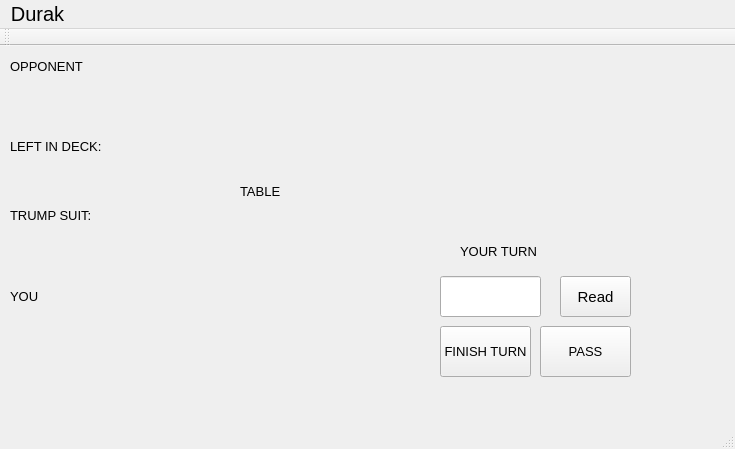
NickinAction/Durak, file mainwindow.ui: the form before one commit.
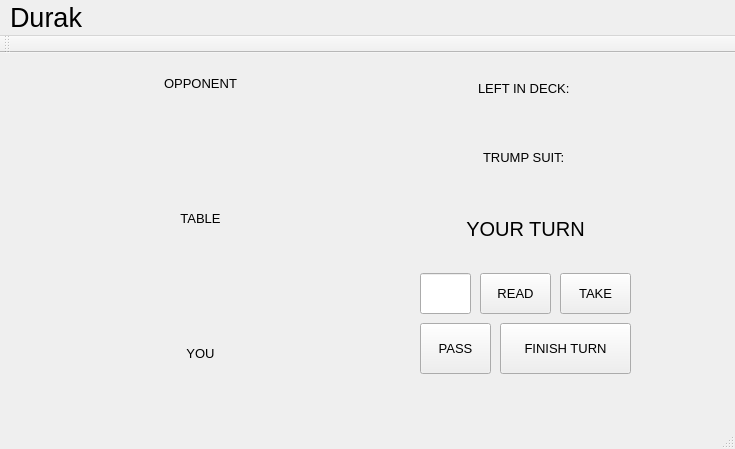
The form after the commit.

Diff of the .ui file:
```diff
--- a/mainwindow.ui
+++ b/mainwindow.ui
@@ -12,7 +12,7 @@
   </property>
   <property name="font">
    <font>
-    <pointsize>15</pointsize>
+    <pointsize>20</pointsize>
    </font>
   </property>
   <property name="windowTitle">
@@ -23,8 +23,8 @@
     <property name="geometry">
      <rect>
       <x>10</x>
-      <y>230</y>
-      <width>421</width>
+      <y>280</y>
+      <width>381</width>
       <height>41</height>
      </rect>
     </property>
@@ -36,13 +36,16 @@
     <property name="text">
      <string>YOU</string>
     </property>
+    <property name="alignment">
+     <set>Qt::AlignCenter</set>
+    </property>
    </widget>
    <widget class="QLabel" name="OPPONENT">
     <property name="geometry">
      <rect>
       <x>10</x>
-      <y>0</y>
-      <width>531</width>
+      <y>10</y>
+      <width>381</width>
       <height>41</height>
      </rect>
     </property>
@@ -57,14 +60,17 @@
     <property name="text">
      <string>OPPONENT</string>
     </property>
+    <property name="alignment">
+     <set>Qt::AlignCenter</set>
+    </property>
    </widget>
    <widget class="QLabel" name="DECK">
     <property name="geometry">
      <rect>
-      <x>10</x>
-      <y>50</y>
-      <width>191</width>
-      <height>171</height>
+      <x>420</x>
+      <y>10</y>
+      <width>211</width>
+      <height>121</height>
      </rect>
     </property>
     <property name="font">
@@ -75,19 +81,22 @@
     <property name="text">
      <string>&lt;html&gt;&lt;head/&gt;&lt;body&gt;&lt;p&gt;LEFT IN DECK: &lt;/p&gt;&lt;p&gt;&lt;br/&gt;&lt;/p&gt;&lt;p&gt;TRUMP SUIT: &lt;/p&gt;&lt;/body&gt;&lt;/html&gt;</string>
     </property>
+    <property name="alignment">
+     <set>Qt::AlignCenter</set>
+    </property>
    </widget>
    <widget class="QLabel" name="playerTurnIndicator">
     <property name="geometry">
      <rect>
-      <x>460</x>
-      <y>170</y>
-      <width>181</width>
+      <x>420</x>
+      <y>140</y>
+      <width>211</width>
       <height>71</height>
      </rect>
     </property>
     <property name="font">
      <font>
-      <pointsize>10</pointsize>
+      <pointsize>15</pointsize>
       <weight>50</weight>
       <italic>false</italic>
       <bold>false</bold>
@@ -100,42 +109,50 @@
     <property name="text">
      <string>YOUR TURN</string>
     </property>
+    <property name="alignment">
+     <set>Qt::AlignCenter</set>
+    </property>
    </widget>
    <widget class="QLineEdit" name="cardInput">
     <property name="geometry">
      <rect>
-      <x>440</x>
-      <y>230</y>
-      <width>101</width>
+      <x>420</x>
+      <y>220</y>
+      <width>51</width>
       <height>41</height>
      </rect>
     </property>
+    <property name="font">
+     <font>
+      <pointsize>13</pointsize>
+     </font>
+    </property>
    </widget>
    <widget class="QPushButton" name="readInput">
     <property name="geometry">
      <rect>
-      <x>560</x>
-      <y>230</y>
+      <x>480</x>
+      <y>220</y>
       <width>71</width>
       <height>41</height>
      </rect>
     </property>
     <property name="font">
      <font>
-      <pointsize>11</pointsize>
+      <pointsize>10</pointsize>
      </font>
     </property>
     <property name="text">
-     <string>Read</string>
+     <string>READ</string>
     </property>
    </widget>
    <widget class="QLabel" name="TABLE">
     <property name="geometry">
      <rect>
-      <x>240</x>
-      <y>120</y>
-      <width>401</width>
-      <height>51</height>
+      <x>10</x>
+      <y>70</y>
+      <width>381</width>
+      <height>191</height>
      </rect>
     </property>
     <property name="font">
@@ -146,13 +163,16 @@
     <property name="text">
      <string>TABLE</string>
     </property>
+    <property name="alignment">
+     <set>Qt::AlignCenter</set>
+    </property>
    </widget>
    <widget class="QPushButton" name="finishTurn">
     <property name="geometry">
      <rect>
-      <x>440</x>
-      <y>280</y>
-      <width>91</width>
+      <x>500</x>
+      <y>270</y>
+      <width>131</width>
       <height>51</height>
      </rect>
     </property>
@@ -168,9 +188,9 @@
    <widget class="QPushButton" name="passButton">
     <property name="geometry">
      <rect>
-      <x>540</x>
-      <y>280</y>
-      <width>91</width>
+      <x>420</x>
+      <y>270</y>
+      <width>71</width>
       <height>51</height>
      </rect>
     </property>
@@ -183,6 +203,24 @@
      <string>PASS</string>
     </property>
    </widget>
+   <widget class="QPushButton" name="pushButton">
+    <property name="geometry">
+     <rect>
+      <x>560</x>
+      <y>220</y>
+      <width>71</width>
+      <height>41</height>
+     </rect>
+    </property>
+    <property name="font">
+     <font>
+      <pointsize>10</pointsize>
+     </font>
+    </property>
+    <property name="text">
+     <string>TAKE</string>
+    </property>
+   </widget>
   </widget>
   <widget class="QMenuBar" name="menuBar">
    <property name="geometry">
```
